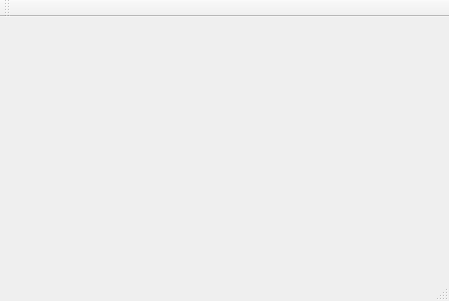
Before: the Qt Designer form AplikacjaPogodowa/mainwindow.ui in hizonglol/wds-2016, drawn with Qt 5.
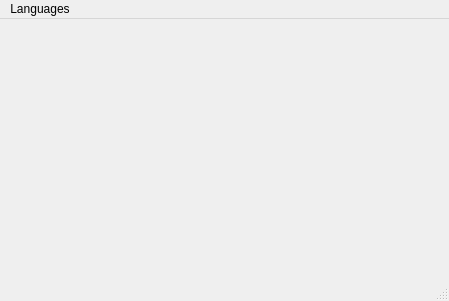
After: the same form once the commit is applied.

Diff of the .ui file:
```diff
--- a/AplikacjaPogodowa/mainwindow.ui
+++ b/AplikacjaPogodowa/mainwindow.ui
@@ -22,17 +22,15 @@
      <x>0</x>
      <y>0</y>
      <width>449</width>
-     <height>25</height>
+     <height>21</height>
     </rect>
    </property>
-  </widget>
-  <widget class="QToolBar" name="mainToolBar">
-   <attribute name="toolBarArea">
-    <enum>TopToolBarArea</enum>
-   </attribute>
-   <attribute name="toolBarBreak">
-    <bool>false</bool>
-   </attribute>
+   <widget class="QMenu" name="menuLanguages">
+    <property name="title">
+     <string>Languages</string>
+    </property>
+   </widget>
+   <addaction name="menuLanguages"/>
   </widget>
   <widget class="QStatusBar" name="statusBar"/>
  </widget>
```
